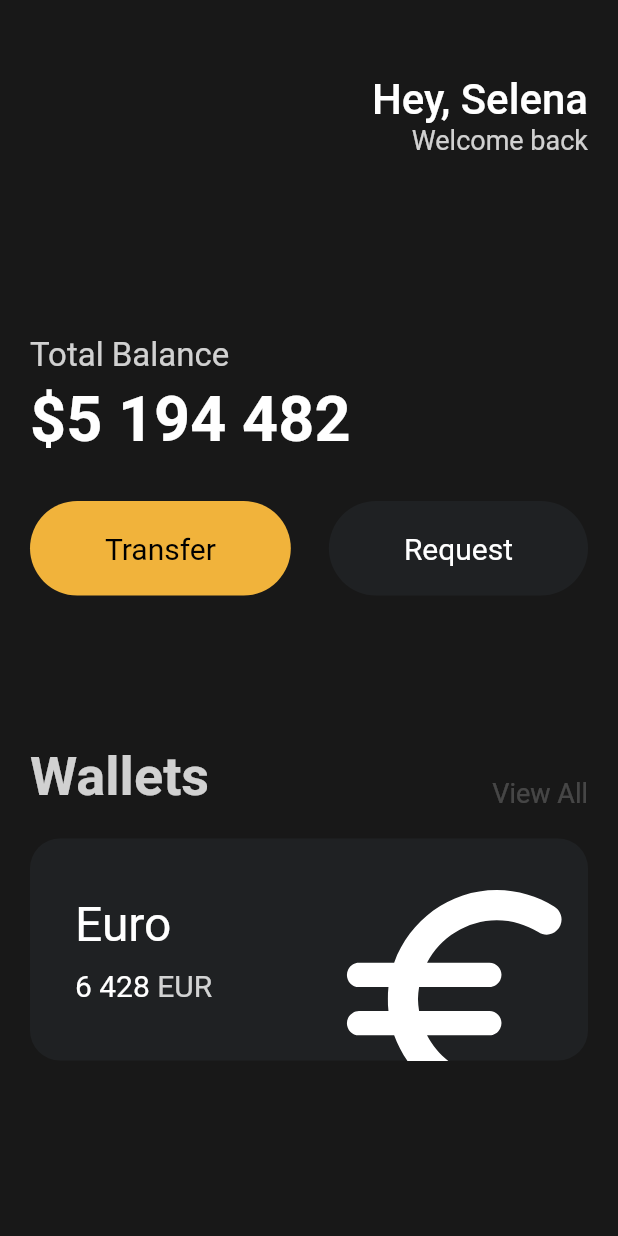
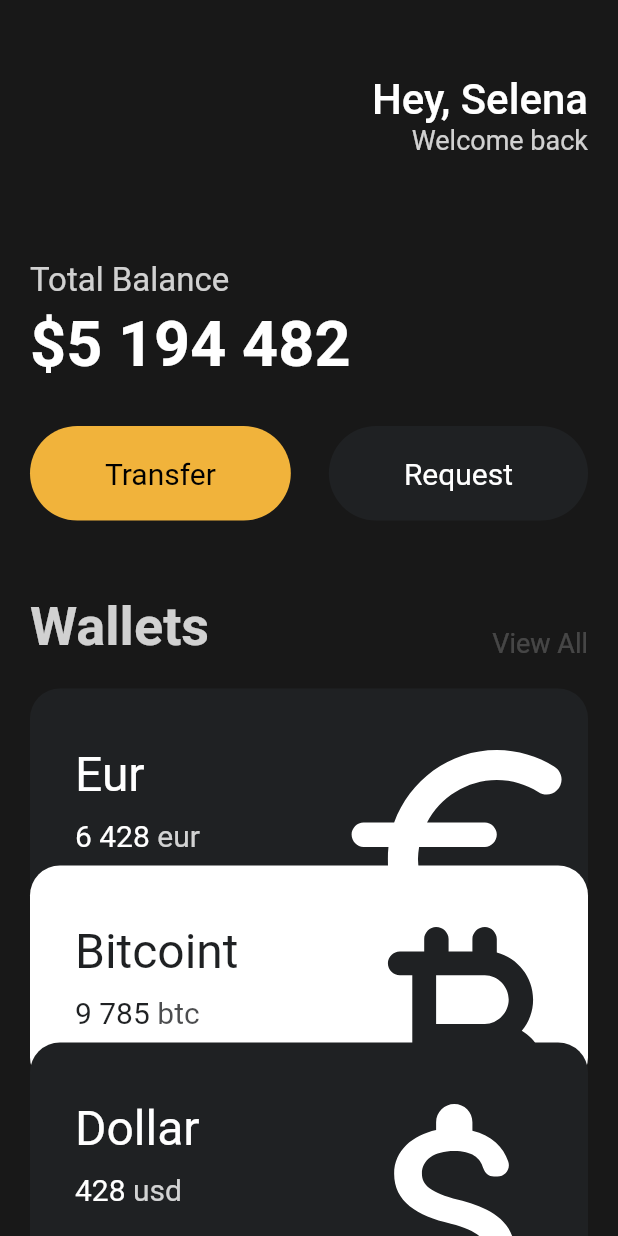
Before and after one commit to siy415/Flutter-application, a Flutter app: the screen it shows after launch, on a phone screen of 412 x 824 dp. Run offline on Flutter 3.47's test engine with Material 2 defaults, Android fonts, the light colour scheme and no system bars.

Commit message:
add currency widget applied offset

```diff
--- /dev/null
+++ b/lib/Widgets/card.dart
@@ -0,0 +1,90 @@
+import 'package:flutter/material.dart';
+
+class CurrencyCard extends StatelessWidget {
+  final String name, code, amount;
+  final IconData icon;
+  final bool isInverted;
+  final int order;
+
+  final blackColor = const Color(0xff1f2123);
+
+  const CurrencyCard({
+    super.key,
+    required this.name,
+    required this.code,
+    required this.amount,
+    required this.icon,
+    required this.isInverted,
+    required this.order,
+  });
+
+  @override
+  Widget build(BuildContext context) {
+    return Transform.translate(
+      offset: Offset(0, -30 * (order.toDouble())),
+      child: Container(
+        clipBehavior: Clip.hardEdge,
+        decoration: BoxDecoration(
+          color: isInverted ? blackColor : Colors.white,
+          borderRadius: BorderRadius.circular(20),
+        ),
+        child: Padding(
+          padding: const EdgeInsets.all(30),
+          child: Row(
+            mainAxisAlignment: MainAxisAlignment.spaceBetween,
+            children: [
+              Column(
+                crossAxisAlignment: CrossAxisAlignment.start,
+                children: [
+                  Text(
+                    name,
+                    style: TextStyle(
+                      fontSize: 32,
+                      color: isInverted ? Colors.white : blackColor,
+                    ),
+                  ),
+                  const SizedBox(
+                    height: 10,
+                  ),
+                  Row(
+                    children: [
+                      Text(
+                        amount,
+                        style: TextStyle(
+                            fontSize: 20,
+                            color: isInverted ? Colors.white : blackColor),
+                      ),
+                      const SizedBox(
+                        width: 5,
+                      ),
+                      Text(
+                        code,
+                        style: TextStyle(
+                          fontSize: 20,
+                          color: isInverted
+                              ? Colors.white.withOpacity(0.8)
+                              : blackColor.withOpacity(0.8),
+                        ),
+                      ),
+                    ],
+                  ),
+                ],
+              ),
+              Transform.scale(
+                scale: 2.2,
+                child: Transform.translate(
+                  offset: const Offset(-5, 18),
+                  child: Icon(
+                    icon,
+                    color: isInverted ? Colors.white : blackColor,
+                    size: 88,
+                  ),
+                ),
+              ),
+            ],
+          ),
+        ),
+      ),
+    );
+  }
+}
--- a/lib/main.dart
+++ b/lib/main.dart
@@ -1,15 +1,8 @@
 import 'package:flutter/material.dart';
 import 'package:toonfix/Widgets/button.dart';
-
-class Player {
-  String? name;
-  Player({
-    this.name,
-  });
-}
+import 'package:toonfix/Widgets/card.dart';
 
 void main() {
-  var inyong = Player();
   runApp(const App());
 }
 
@@ -21,7 +14,8 @@ class App extends StatelessWidget {
     return MaterialApp(
       home: Scaffold(
         backgroundColor: const Color(0xFF181818),
-        body: Padding(
+        body: SingleChildScrollView(
+          child: Padding(
             padding: const EdgeInsets.symmetric(
               horizontal: 20,
             ),
@@ -57,7 +51,7 @@ class App extends StatelessWidget {
                   ],
                 ),
                 const SizedBox(
-                height: 120,
+                  height: 70,
                 ),
                 Text(
                   'Total Balance',
@@ -96,7 +90,7 @@ class App extends StatelessWidget {
                   ],
                 ),
                 const SizedBox(
-                height: 100,
+                  height: 50,
                 ),
                 Row(
                   mainAxisAlignment: MainAxisAlignment.spaceBetween,
@@ -122,69 +116,32 @@ class App extends StatelessWidget {
                 const SizedBox(
                   height: 20,
                 ),
-              Container(
-                clipBehavior: Clip.hardEdge,
-                decoration: BoxDecoration(
-                  color: const Color(0xff1f2123),
-                  borderRadius: BorderRadius.circular(20),
+                const CurrencyCard(
+                  amount: '6 428',
+                  code: 'eur',
+                  icon: Icons.euro_symbol_rounded,
+                  name: 'Eur',
+                  isInverted: true,
+                  order: 0,
                 ),
-                child: Padding(
-                  padding: const EdgeInsets.all(30),
-                  child: Row(
-                    mainAxisAlignment: MainAxisAlignment.spaceBetween,
-                    children: [
-                      Column(
-                        crossAxisAlignment: CrossAxisAlignment.start,
-                        children: [
-                          const Text(
-                            'Euro',
-                            style: TextStyle(
-                              fontSize: 32,
-                              color: Colors.white,
+                const CurrencyCard(
+                  amount: '9 785',
+                  code: 'btc',
+                  icon: Icons.currency_bitcoin_rounded,
+                  name: 'Bitcoint',
+                  isInverted: false,
+                  order: 1,
                 ),
-                          ),
-                          const SizedBox(
-                            height: 10,
-                          ),
-                          Row(
-                            children: [
-                              const Text(
-                                '6 428',
-                                style: TextStyle(
-                                  fontSize: 20,
-                                  color: Colors.white,
-                                ),
-                              ),
-                              const SizedBox(
-                                width: 5,
-                              ),
-                              Text(
-                                'EUR',
-                                style: TextStyle(
-                                  fontSize: 20,
-                                  color: Colors.white.withOpacity(0.8),
-                                ),
+                const CurrencyCard(
+                  amount: '428',
+                  code: 'usd',
+                  icon: Icons.attach_money_rounded,
+                  name: 'Dollar',
+                  isInverted: true,
+                  order: 2,
                 ),
               ],
             ),
-                        ],
-                      ),
-                      Transform.scale(
-                        scale: 2.2,
-                        child: Transform.translate(
-                          offset: const Offset(-5, 15),
-                          child: const Icon(
-                            (Icons.euro_rounded),
-                            color: Colors.white,
-                            size: 88,
-                          ),
-                        ),
-                      ),
-                    ],
-                  ),
-                ),
-              ),
-            ],
           ),
         ),
       ),
```
Lines whose indentation alone changed are shown as unchanged.
